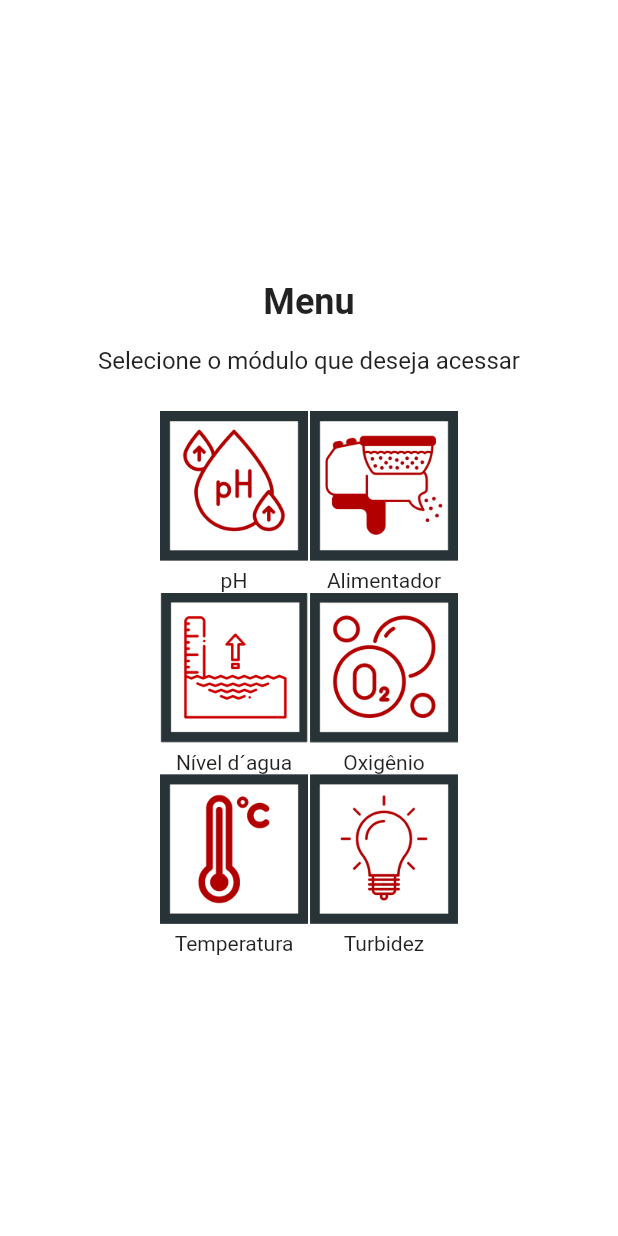
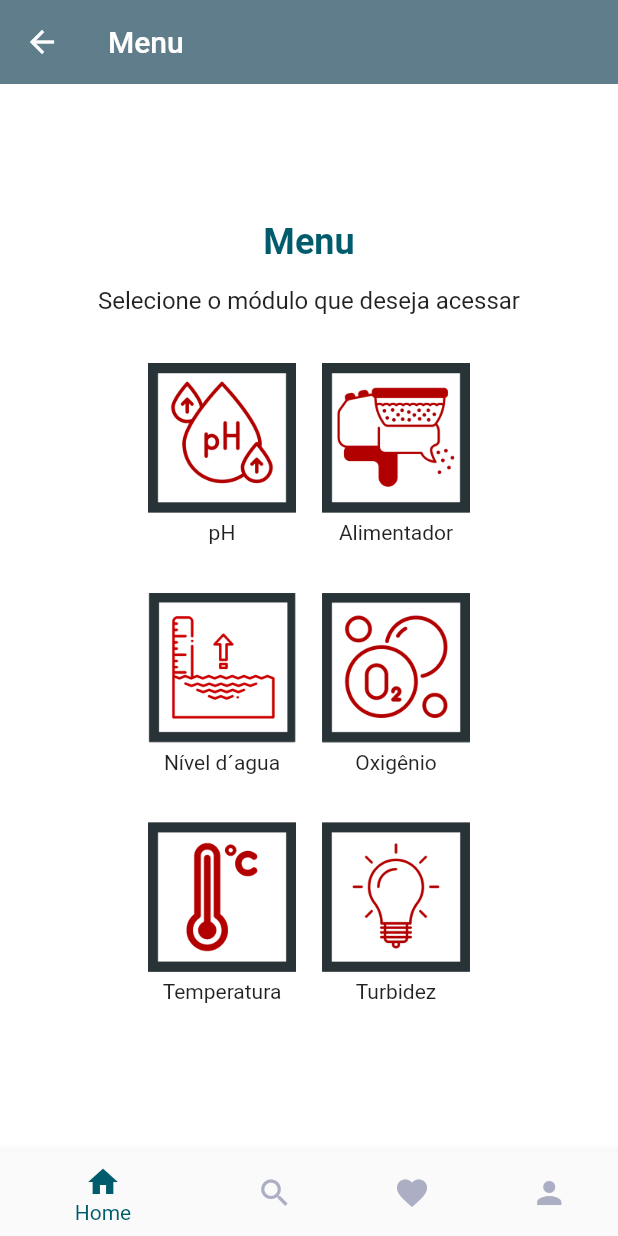
Before and after one commit to CaHaubt/AquaFatec, a Flutter app: the MenuScreen screen opened by its route, on a phone screen of 412 x 824 dp. Run offline on Flutter 3.47's test engine with Material 2 defaults, Android fonts, the phone set to English and light mode, and no system bars.

Commit message:
inicio e mais um pouco

```diff
--- a/lib/cadastro.dart
+++ b/lib/cadastro.dart
@@ -19,7 +19,7 @@ class CadastroScreen extends StatelessWidget {
               style: TextStyle(
                   fontSize: 24.0,
                   fontWeight: FontWeight.bold,
-                  color: cor1,
+                  color: cor3,
               ),
             ),
             SizedBox(height: 16.0),
--- a/lib/home.dart
+++ b/lib/home.dart
@@ -4,6 +4,8 @@ import 'welcome.dart';
 
 
 class HomeScreen extends StatelessWidget {
+  const HomeScreen({super.key});
+
   @override
   Widget build(BuildContext context) {
     Timer(Duration(seconds: 3), () {
--- a/lib/login.dart
+++ b/lib/login.dart
@@ -22,7 +22,7 @@ class LoginScreen extends StatelessWidget {
                 style: TextStyle(
                   fontSize: 24.0,
                   fontWeight: FontWeight.bold,
-                  color: cor1,
+                  color: cor3,
                 ),
               ),
               SizedBox(height: 16.0),
--- a/lib/main.dart
+++ b/lib/main.dart
@@ -3,6 +3,8 @@ import 'package:aquafatec/cadastro.dart';
 import 'home.dart';
 import 'login.dart';
 import 'menuInicial.dart';
+import 'widge/colors.dart';
+import 'perfil.dart';
 
 void main() {
   runApp(AquaFatecApp());
@@ -16,7 +18,7 @@ class AquaFatecApp extends StatelessWidget {
 
       title: 'AquaFatec',
       theme: ThemeData(
-        primarySwatch: Colors.blue,
+        primarySwatch: Colors.blueGrey,
       ),
       home: HomeScreen(),
       routes: {
@@ -24,7 +26,7 @@ class AquaFatecApp extends StatelessWidget {
         '/login': (context) => LoginScreen(),
         '/cadastro': (context) => CadastroScreen(),
         '/menu': (context) => MenuScreen(),
-
+        '/perfil': (context) => ProfileScreen(), // Adicione esta linha
       },
     );
   }
--- a/lib/menuInicial.dart
+++ b/lib/menuInicial.dart
@@ -1,10 +1,26 @@
 import 'package:flutter/material.dart';
+import 'widge/naviBar.dart';
+import 'widge/colors.dart';
 
-class MenuScreen extends StatelessWidget {
+class MenuScreen extends StatefulWidget {
+  @override
+  _MenuScreenState createState() => _MenuScreenState();
+}
+
+class _MenuScreenState extends State<MenuScreen> {
+  int _currentIndex = 0;
+
   @override
   Widget build(BuildContext context) {
+    Color cor1 = Color.fromRGBO(178, 0, 0, 1.0);
+    Color cor2 = Color.fromRGBO(39, 51, 54, 1.0);
+
     return Scaffold(
       backgroundColor: Colors.white,
+      appBar: AppBar(
+        elevation: 0,
+        title: Text('Menu'),
+      ),
       body: Center(
         child: Column(
           mainAxisAlignment: MainAxisAlignment.center,
@@ -14,6 +30,7 @@ class MenuScreen extends StatelessWidget {
               style: TextStyle(
                 fontSize: 24,
                 fontWeight: FontWeight.bold,
+                color: MyColors.cor3,
               ),
             ),
             SizedBox(height: 16),
@@ -25,44 +42,89 @@ class MenuScreen extends StatelessWidget {
             Row(
               mainAxisAlignment: MainAxisAlignment.center,
               children: [
-                _buildMenuButton(context, 'assets/ph.png', 'pH', () {
+                Padding(
+                  padding: const EdgeInsets.all(
+                      8.0), // Espaçamento vertical e horizontal
+                  child: _buildMenuButton(context, 'assets/ph.png', 'pH', () {
                     // Ação quando o botão for clicado (PH)
                   }),
-                _buildMenuButton(
+                ),
+                Padding(
+                  padding: const EdgeInsets.all(
+                      8.0), // Espaçamento vertical e horizontal
+                  child: _buildMenuButton(
                       context, 'assets/alimentador.png', 'Alimentador', () {
                     // Ação quando o botão for clicado (alimentador)
                   }),
+                ),
               ],
             ),
+            SizedBox(
+                height: 16), // Espaçamento vertical entre as linhas de botões
             Row(
               mainAxisAlignment: MainAxisAlignment.center,
               children: [
-                _buildMenuButton(context, 'assets/nivelAgua.png', 'Nível d´agua', () {
+                Padding(
+                  padding: const EdgeInsets.all(
+                      8.0), // Espaçamento vertical e horizontal
+                  child: _buildMenuButton(
+                      context, 'assets/nivelAgua.png', 'Nível d´agua', () {
                     // Ação quando o botão for clicado (nivelAgua)
                   }),
-                _buildMenuButton(context, 'assets/oxigenio.png', 'Oxigênio', () {
+                ),
+                Padding(
+                  padding: const EdgeInsets.all(
+                      8.0), // Espaçamento vertical e horizontal
+                  child: _buildMenuButton(
+                      context, 'assets/oxigenio.png', 'Oxigênio', () {
                     // Ação quando o botão for clicado (oxigenio)
                   }),
+                ),
               ],
             ),
+            SizedBox(
+                height: 16), // Espaçamento vertical entre as linhas de botões
             Row(
               mainAxisAlignment: MainAxisAlignment.center,
               children: [
-                _buildMenuButton(context, 'assets/temperatura.png', 'Temperatura', () {
+                Padding(
+                  padding: const EdgeInsets.all(
+                      8.0), // Espaçamento vertical e horizontal
+                  child: _buildMenuButton(
+                      context, 'assets/temperatura.png', 'Temperatura', () {
                     // Ação quando o botão for clicado (temperatura)
                   }),
-                _buildMenuButton(context, 'assets/turbidez.png', 'Turbidez', () {
+                ),
+                Padding(
+                  padding: const EdgeInsets.all(
+                      8.0), // Espaçamento vertical e horizontal
+                  child: _buildMenuButton(
+                      context, 'assets/turbidez.png', 'Turbidez', () {
                     // Ação quando o botão for clicado (turbidez)
                   }),
+                ),
               ],
             ),
           ],
         ),
       ),
+      bottomNavigationBar: BottomNavBar(
+        currentIndex: _currentIndex,
+        onTap: (index) {
+          setState(() {
+            _currentIndex = index;
+          });
+
+          // Implemente a lógica de navegação aqui
+          // Pode usar um Navigator.push para navegar para diferentes telas
+          // com base no índice selecionado.
+        },
+      ),
     );
   }
 
-  Widget _buildMenuButton(BuildContext context, String imageAsset, String buttonText, VoidCallback onPressed) {
+  Widget _buildMenuButton(BuildContext context, String imageAsset,
+      String buttonText, VoidCallback onPressed) {
     return InkWell(
       onTap: onPressed,
       child: Column(
@@ -79,9 +141,3 @@ class MenuScreen extends StatelessWidget {
     );
   }
 }
-
-void main() {
-  runApp(MaterialApp(
-    home: MenuScreen(),
-  ));
-}
--- a/lib/welcome.dart
+++ b/lib/welcome.dart
@@ -22,7 +22,7 @@ class WelcomeScreen extends StatelessWidget {
                   style: TextStyle(
                     fontSize: 24,
                     fontWeight: FontWeight.bold,
-                    color: cor2,
+                    color: cor3,
                   ),
                 ),
                 SizedBox(height: 20),
--- /dev/null
+++ b/lib/widge/colors.dart
@@ -0,0 +1,12 @@
+import 'package:flutter/material.dart';
+
+class MyColors{
+  static Color white = Color.fromRGBO(255, 255, 255, 1.0);
+  static Color cor1 = Color.fromRGBO(172, 175, 195, 1.0);
+  static Color cor2 = Color.fromRGBO(178, 0, 0, 1.0);
+  static Color cor3 = Color.fromRGBO(0, 92, 109, 1.0);
+  static Color containerBotao = Color.fromRGBO(246, 246, 246, 1.0);
+  static Color offToggle = Color.fromRGBO(166, 166, 166, 1.0);
+
+
+}
--- /dev/null
+++ b/lib/widge/naviBar.dart
@@ -0,0 +1,50 @@
+import 'package:aquafatec/widge/colors.dart';
+import 'package:flutter/material.dart';
+
+class BottomNavBar extends StatefulWidget {
+  final int currentIndex;
+  final Function(int) onTap;
+
+  BottomNavBar({required this.currentIndex, required this.onTap});
+
+  @override
+  _BottomNavBarState createState() => _BottomNavBarState();
+}
+
+class _BottomNavBarState extends State<BottomNavBar> {
+  @override
+  Widget build(BuildContext context) {
+    return BottomNavigationBar(
+      currentIndex: widget.currentIndex,
+      onTap: (index) {
+        if (index == 3) {
+          // Se o índice for 3 (perfil), navegue para a tela de perfil
+          Navigator.pushNamed(context, '/perfil');
+        } else {
+          // Caso contrário, chame a função de retorno onTap
+          widget.onTap(index);
+        }
+      },
+      items: [
+        BottomNavigationBarItem(
+          icon: Icon(Icons.home),
+          label: 'Home',
+        ),
+        BottomNavigationBarItem(
+          icon: Icon(Icons.search),
+          label: 'Search',
+        ),
+        BottomNavigationBarItem(
+          icon: Icon(Icons.favorite),
+          label: 'Favorites',
+        ),
+        BottomNavigationBarItem(
+          icon: Icon(Icons.person),
+          label: 'Profile',
+        ),
+      ],
+      unselectedItemColor: MyColors.cor1,
+      selectedItemColor: MyColors.cor3,
+    );
+  }
+}
```
Also changed, not shown: lib/perfil.dart (added, +190 -0 lines). Lines whose indentation alone changed are shown as unchanged.
